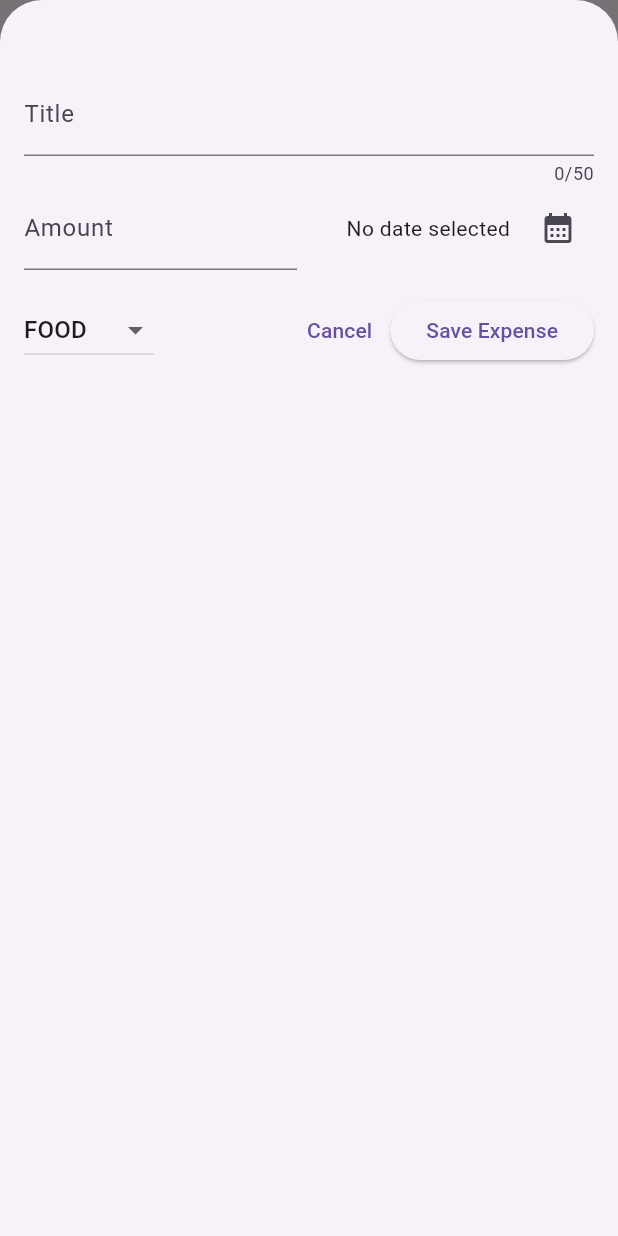
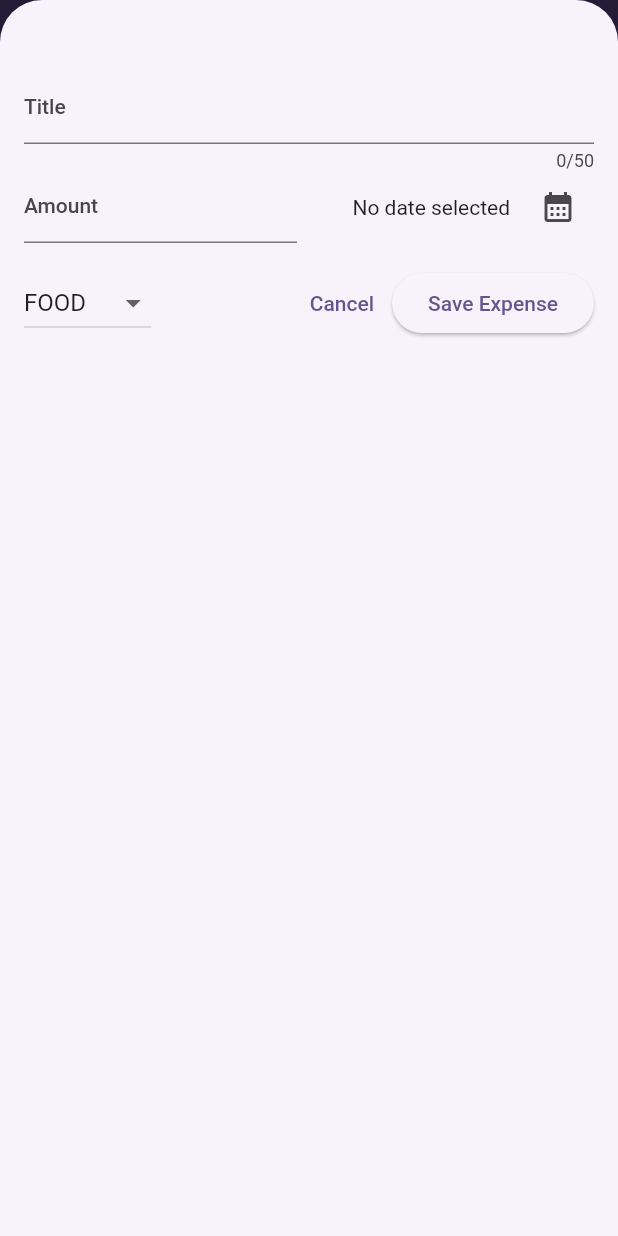
Before and after one commit to clebsonsh/expense_tracker, a Flutter app: the screen it shows after launch, after a tap on the "add" icon, on a phone screen of 412 x 824 dp. Run offline on Flutter 3.47's test engine with Material 2 defaults, Android fonts, the phone set to English and light mode, and no system bars.

Commit message:
Setting & Using a Color Scheme

```diff
--- a/lib/main.dart
+++ b/lib/main.dart
@@ -2,10 +2,20 @@ import 'package:flutter/material.dart';
 
 import 'package:expense_tracker/widgets/expenses.dart';
 
+var kColorScheme =
+    ColorScheme.fromSeed(seedColor: const Color.fromARGB(255, 96, 59, 181));
+
 void main() {
   runApp(
     MaterialApp(
-      theme: ThemeData(useMaterial3: true),
+      theme: ThemeData().copyWith(
+        useMaterial3: true,
+        colorScheme: kColorScheme,
+        appBarTheme: const AppBarTheme().copyWith(
+          backgroundColor: kColorScheme.onPrimaryContainer,
+          foregroundColor: kColorScheme.primaryContainer,
+        ),
+      ),
       home: const Expenses(),
     ),
   );
```
